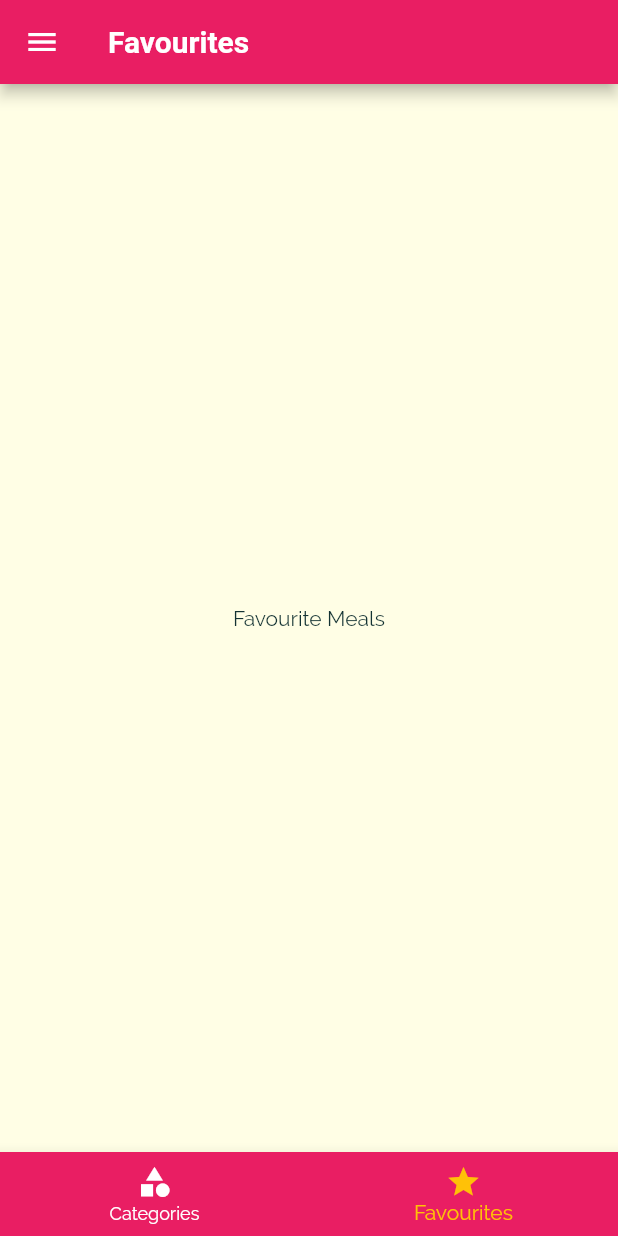
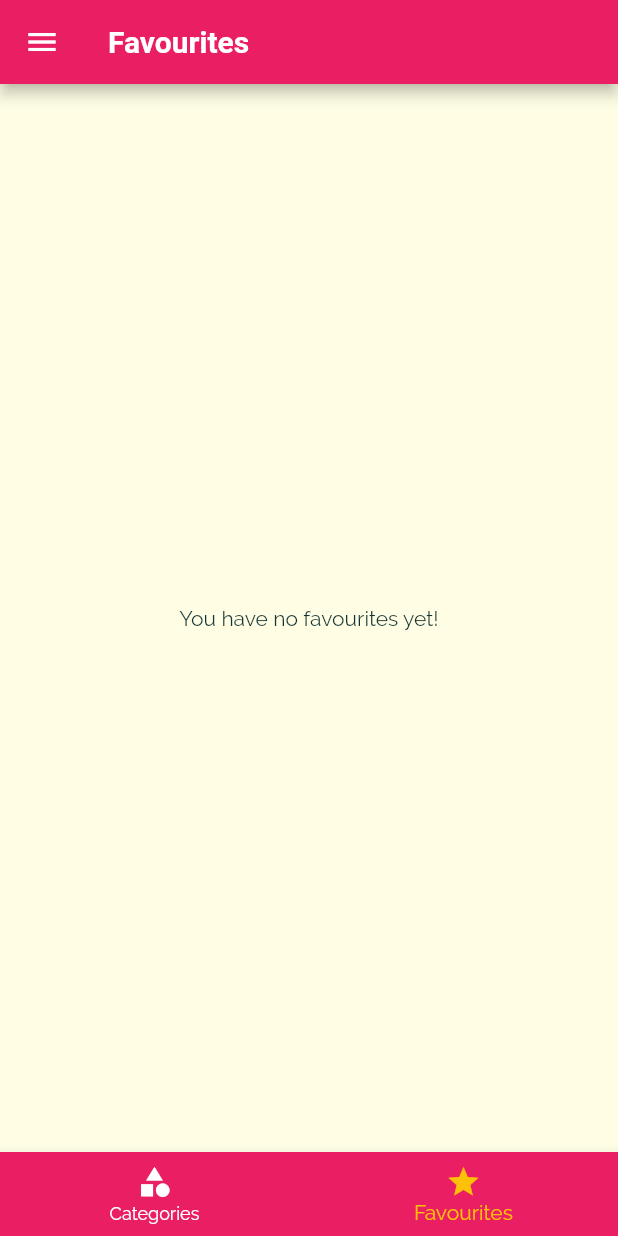
Before and after one commit to learner0408/meals_app, a Flutter app: the screen it shows after launch, item 2 of the bottom bar chosen, on a phone screen of 412 x 824 dp. Run offline on Flutter 3.47's test engine with Material 2 defaults, Android fonts, the phone set to English and light mode, and no system bars; Roboto replaces fonts that are missing (RobotoCondensed).

```diff
--- a/lib/main.dart
+++ b/lib/main.dart
@@ -26,6 +26,7 @@ class _MyAppState extends State<MyApp> {
       glutenFree: false, lactoseFree: false, vegetarian: false, vegan: false);
 
   List<Meal> _availableMeals = DUMMY_MEALS;
+  List<Meal> _favouriteMeals = [];
 
   void _setFilters(Filters filterData) {
     setState(() {
@@ -49,6 +50,25 @@ class _MyAppState extends State<MyApp> {
     });
   }
 
+  void toggleFavorites(String mealId) {
+    final existingIndex =
+        _favouriteMeals.indexWhere((meal) => meal.id == mealId);
+    if (existingIndex >= 0) {
+      setState(() {
+        _favouriteMeals.removeAt(existingIndex);
+      });
+    } else {
+      setState(() {
+        _favouriteMeals
+            .add(DUMMY_MEALS.firstWhere((meal) => meal.id == mealId));
+      });
+    }
+  }
+
+  bool isFavoriteMeal(String mealId) {
+    return _favouriteMeals.any((meal) => meal.id == mealId);
+  }
+
   @override
   Widget build(BuildContext context) {
     final ThemeData theme = ThemeData(
@@ -68,9 +88,10 @@ class _MyAppState extends State<MyApp> {
         colorScheme: theme.colorScheme.copyWith(secondary: Colors.amber),
       ),
       routes: {
-        '/': (ctx) => TabsScreen(),
+        '/': (ctx) => TabsScreen(_favouriteMeals),
         MealsScreen.routeName: (ctx) => MealsScreen(_availableMeals),
-        MealDetailScreen.routeName: (ctx) => MealDetailScreen(),
+        MealDetailScreen.routeName: (ctx) =>
+            MealDetailScreen(toggleFavorites, isFavoriteMeal),
         FiltersScreen.routeName: (ctx) => FiltersScreen(_filter, _setFilters)
       },
       onUnknownRoute: (settings) {
--- a/lib/screens/favorites_screen.dart
+++ b/lib/screens/favorites_screen.dart
@@ -1,12 +1,34 @@
 import 'package:flutter/material.dart';
 
+import '../models/meal.dart';
+import '../widgets/meal_item.dart';
+
 class FavoritesScreen extends StatelessWidget {
-  const FavoritesScreen({Key? key}) : super(key: key);
+  //const FavoritesScreen({Key? key}) : super(key: key);
+  List<Meal> favoriteMeals;
+  FavoritesScreen(this.favoriteMeals);
 
   @override
   Widget build(BuildContext context) {
-    return Center(
-      child: Text("Favourite Meals"),
-    );
+    if (favoriteMeals.isEmpty) {
+      return Center(
+        child: Text("You have no favourites yet!"),
+      );
+    } else {
+      return ListView.builder(
+        itemBuilder: ((ctx, index) {
+          final meal = favoriteMeals[index];
+          return MealItem(
+            id: meal.id,
+            title: meal.title,
+            imageUrl: meal.imageUrl,
+            duration: meal.duration,
+            complexity: meal.complexity,
+            affordability: meal.affordability,
+          );
+        }),
+        itemCount: favoriteMeals.length,
+      );
+    }
   }
 }
--- a/lib/screens/meals_Screen.dart
+++ b/lib/screens/meals_Screen.dart
@@ -60,7 +60,6 @@ class _MealsScreenState extends State<MealsScreen> {
             duration: meal.duration,
             complexity: meal.complexity,
             affordability: meal.affordability,
-            removeMeal: _removeMeal,
           );
         }),
         itemCount: displayMeals!.length,
--- a/lib/screens/tabs_screen.dart
+++ b/lib/screens/tabs_screen.dart
@@ -3,25 +3,36 @@ import 'package:flutter/material.dart';
 import '../widgets/main_drawer.dart';
 import './favorites_screen.dart';
 import './categories_screen.dart';
+import '../models/meal.dart';
 
 class TabsScreen extends StatefulWidget {
-  const TabsScreen({Key? key}) : super(key: key);
+  //const TabsScreen({Key? key}) : super(key: key);
+  List<Meal> favouriteMeals;
+
+  TabsScreen(this.favouriteMeals);
 
   @override
   State<TabsScreen> createState() => _TabsScreenState();
 }
 
 class _TabsScreenState extends State<TabsScreen> {
-  final List<Map<String, Object>> _pages = [
-    {'title': 'Categories', 'page': CategoriesScreen()},
-    {'title': 'Favourites', 'page': FavoritesScreen()}
-  ];
+  late List<Map<String, Object>> _pages;
   int _selectedTabIndex = 0;
 
   void _selectTab(int index) {
     setState(() {
       _selectedTabIndex = index;
     });
+  }
+
+  @override
+  void initState() {
+    // TODO: implement initState
+    _pages = [
+      {'title': 'Categories', 'page': CategoriesScreen()},
+      {'title': 'Favourites', 'page': FavoritesScreen(widget.favouriteMeals)}
+    ];
+    super.initState();
   }
 
   @override
```
Also changed, not shown: lib/screens/meal_detail_screen.dart (+6 -4 lines), lib/widgets/meal_item.dart (+9 -10 lines).
